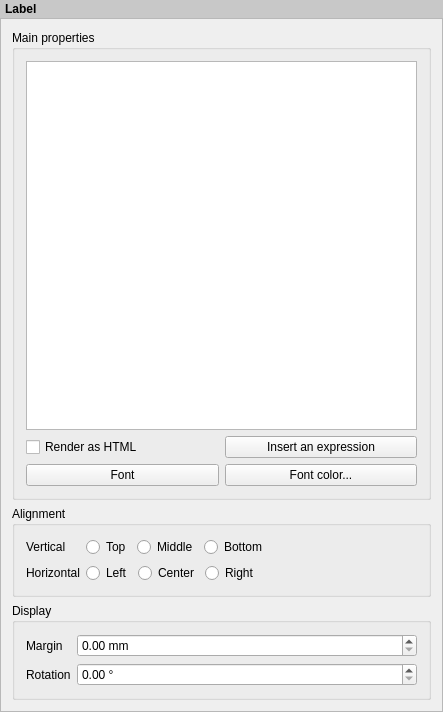
The window that src/ui/qgscomposerlabelwidgetbase.ui (carsmie/QGIS) describes before a commit, drawn with Qt 5.
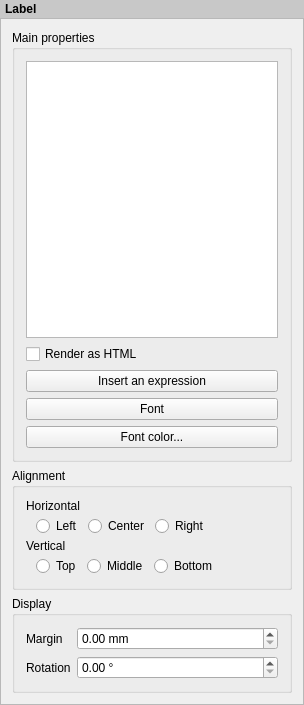
The same window after the commit. Custom widgets are drawn as their Qt base class.

The edit to the form file:
```diff
--- a/src/ui/qgscomposerlabelwidgetbase.ui
+++ b/src/ui/qgscomposerlabelwidgetbase.ui
@@ -6,8 +6,8 @@
    <rect>
     <x>0</x>
     <y>0</y>
-    <width>443</width>
-    <height>712</height>
+    <width>304</width>
+    <height>705</height>
    </rect>
   </property>
   <property name="sizePolicy">
@@ -52,8 +52,8 @@
        <rect>
         <x>0</x>
         <y>0</y>
-        <width>441</width>
-        <height>690</height>
+        <width>302</width>
+        <height>683</height>
        </rect>
       </property>
       <layout class="QVBoxLayout" name="mainLayout">
@@ -80,8 +80,6 @@
            </widget>
           </item>
           <item>
-           <layout class="QHBoxLayout" name="horizontalLayout_3">
-            <item>
              <widget class="QCheckBox" name="mHtmlCheckBox">
               <property name="text">
                <string>Render as HTML</string>
@@ -95,10 +93,6 @@
               </property>
              </widget>
             </item>
-           </layout>
-          </item>
-          <item>
-           <layout class="QHBoxLayout" name="horizontalLayout_4">
             <item>
              <widget class="QPushButton" name="mFontButton">
               <property name="sizePolicy">
@@ -120,8 +114,6 @@
              </widget>
             </item>
            </layout>
-          </item>
-         </layout>
         </widget>
        </item>
        <item>
@@ -138,21 +130,34 @@
          <property name="collapsed" stdset="0">
           <bool>false</bool>
          </property>
-         <layout class="QFormLayout" name="formLayout_4">
-          <property name="fieldGrowthPolicy">
-           <enum>QFormLayout::AllNonFixedFieldsGrow</enum>
+         <layout class="QGridLayout" name="gridLayout">
+          <property name="verticalSpacing">
+           <number>3</number>
           </property>
-          <property name="labelAlignment">
-           <set>Qt::AlignLeading|Qt::AlignLeft|Qt::AlignVCenter</set>
-          </property>
-          <item row="0" column="0">
+          <item row="1" column="0">
+           <spacer name="horizontalSpacer">
+            <property name="orientation">
+             <enum>Qt::Horizontal</enum>
+            </property>
+            <property name="sizeType">
+             <enum>QSizePolicy::Fixed</enum>
+            </property>
+            <property name="sizeHint" stdset="0">
+             <size>
+              <width>4</width>
+              <height>20</height>
+             </size>
+            </property>
+           </spacer>
+          </item>
+          <item row="2" column="0" colspan="2">
            <widget class="QLabel" name="mVerticalAlignementLabel">
             <property name="text">
              <string>Vertical</string>
             </property>
            </widget>
           </item>
-          <item row="0" column="1">
+          <item row="3" column="1">
            <layout class="QHBoxLayout" name="horizontalLayout_6">
             <item>
              <widget class="QRadioButton" name="mTopRadioButton">
@@ -182,7 +187,7 @@
               </property>
               <property name="sizeHint" stdset="0">
                <size>
-                <width>40</width>
+                <width>0</width>
                 <height>20</height>
                </size>
               </property>
@@ -190,13 +195,6 @@
             </item>
            </layout>
           </item>
-          <item row="1" column="0">
-           <widget class="QLabel" name="mHorizontalAlignementLabel">
-            <property name="text">
-             <string>Horizontal</string>
-            </property>
-           </widget>
-          </item>
           <item row="1" column="1">
            <layout class="QHBoxLayout" name="horizontalLayout_5">
             <item>
@@ -227,7 +225,7 @@
               </property>
               <property name="sizeHint" stdset="0">
                <size>
-                <width>40</width>
+                <width>0</width>
                 <height>20</height>
                </size>
               </property>
@@ -235,6 +233,13 @@
             </item>
            </layout>
           </item>
+          <item row="0" column="0" colspan="2">
+           <widget class="QLabel" name="mHorizontalAlignementLabel">
+            <property name="text">
+             <string>Horizontal</string>
+            </property>
+           </widget>
+          </item>
          </layout>
         </widget>
        </item>
```
Left out of the diff: 2 changed lines with no effect on the pictures. Lines whose indentation alone changed are shown as unchanged.
